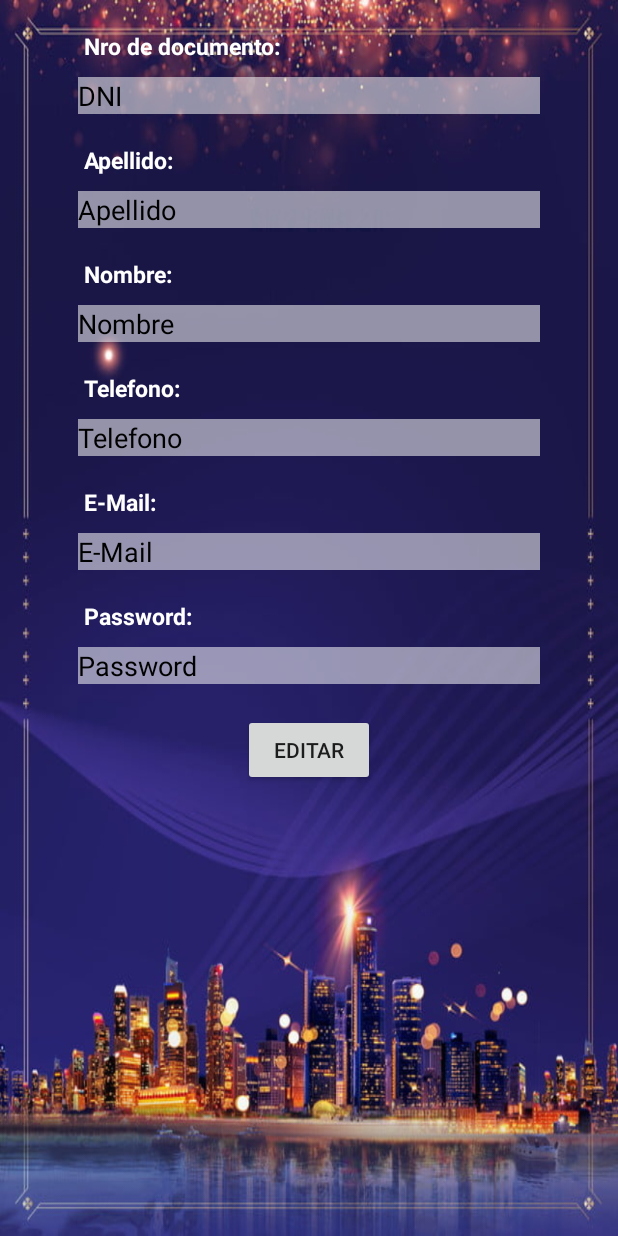
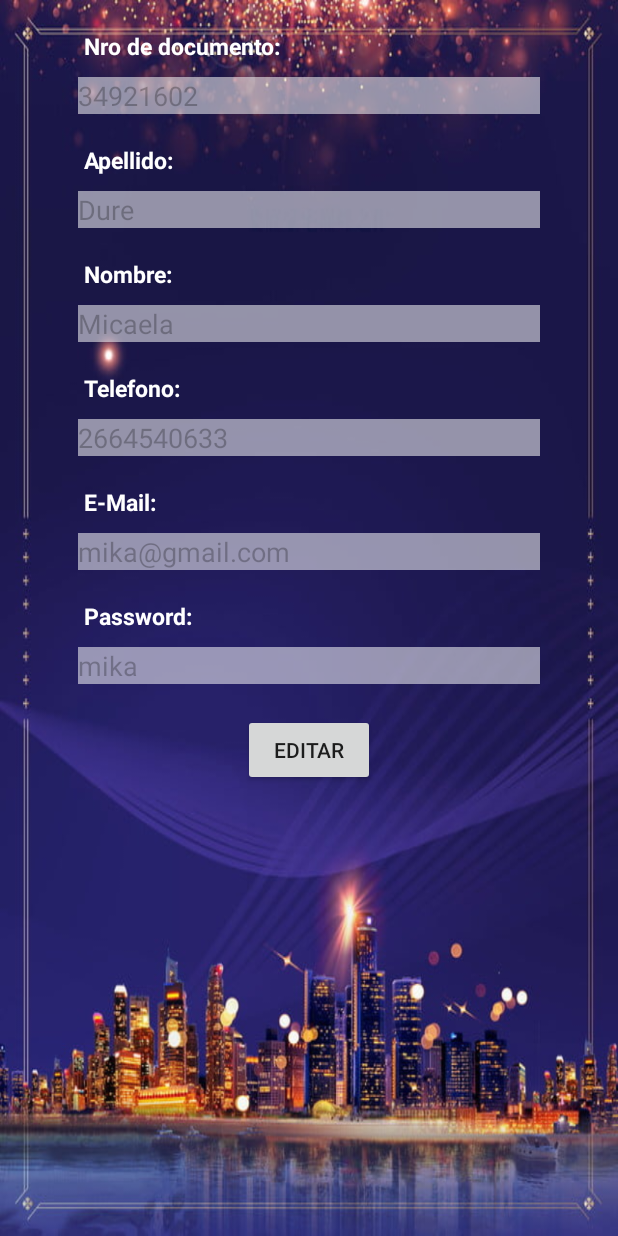
Before and after one commit to mica1105/InmobiliariaFinal, an Android app: the fragment PerfilFragment shown on its own in the app's theme, on a phone screen of 412 x 824 dp. Run offline under Robolectric (Android 15) with nearby library versions, the phone set to English and light mode, and no system bars.

Commit message:
Implementación de Perfil con ViewModel

```diff
--- /dev/null
+++ b/app/src/main/java/com/mika/inmobiliariafinal/modelo/Propietario.java
@@ -0,0 +1,67 @@
+package com.mika.inmobiliariafinal.modelo;
+
+public class Propietario {
+    private String dni;
+    private  String apellido;
+    private String nombre;
+    private String telefono;
+    private String mail;
+    private String password;
+
+    public Propietario(String dni, String apellido, String nombre, String telefono, String mail, String password) {
+        this.dni= dni;
+        this.apellido = apellido;
+        this.nombre = nombre;
+        this.telefono= telefono;
+        this.mail = mail;
+        this.password = password;
+    }
+
+    public String getDni() {
+        return dni;
+    }
+
+    public void setDni(String dni) {
+        this.dni = dni;
+    }
+
+    public String getApellido() {
+        return apellido;
+    }
+
+    public void setApellido(String apellido) {
+        this.apellido = apellido;
+    }
+
+    public String getNombre() {
+        return nombre;
+    }
+
+    public void setNombre(String nombre) {
+        this.nombre = nombre;
+    }
+
+    public String getTelefono() {
+        return telefono;
+    }
+
+    public void setTelefono(String telefono) {
+        this.telefono = telefono;
+    }
+
+    public String getMail() {
+        return mail;
+    }
+
+    public void setMail(String mail) {
+        this.mail = mail;
+    }
+
+    public String getPassword() {
+        return password;
+    }
+
+    public void setPassword(String password) {
+        this.password = password;
+    }
+}
--- a/app/src/main/java/com/mika/inmobiliariafinal/ui/perfil/PerfilFragment.java
+++ b/app/src/main/java/com/mika/inmobiliariafinal/ui/perfil/PerfilFragment.java
@@ -4,26 +4,68 @@ import android.os.Bundle;
 import android.view.LayoutInflater;
 import android.view.View;
 import android.view.ViewGroup;
+import android.widget.Button;
+import android.widget.EditText;
 import android.widget.TextView;
 
 import androidx.annotation.NonNull;
 import androidx.annotation.Nullable;
 import androidx.fragment.app.Fragment;
 import androidx.lifecycle.Observer;
+import androidx.lifecycle.ViewModelProvider;
 import androidx.lifecycle.ViewModelProviders;
 
 import com.mika.inmobiliariafinal.R;
+import com.mika.inmobiliariafinal.modelo.Propietario;
 
 public class PerfilFragment extends Fragment {
 
-    private PerfilViewModel perfilViewModel;
+    private PerfilViewModel vm;
+    private EditText etDni, etApellido, etNombre,etTelefono, etEmail, etPassword;
+    private Button btAceptar, btEditar;
 
     public View onCreateView(@NonNull LayoutInflater inflater,
                              ViewGroup container, Bundle savedInstanceState) {
-        perfilViewModel =
-                ViewModelProviders.of(this).get(PerfilViewModel.class);
         View root = inflater.inflate(R.layout.fragment_perfil, container, false);
-
+        inicializar(root);
         return root;
     }
+
+    private void inicializar(View v){
+        etDni = v.findViewById(R.id.etDni);
+        etApellido= v.findViewById(R.id.etApellido);
+        etNombre=v.findViewById(R.id.etNombre);
+        etTelefono= v.findViewById(R.id.etTelefono);
+        etEmail= v.findViewById(R.id.etEmail);
+        etPassword= v.findViewById(R.id.etPassword);
+        btEditar= v.findViewById(R.id.btEditar);
+        btAceptar= v.findViewById(R.id.btAceptar);
+        vm= ViewModelProvider.AndroidViewModelFactory.getInstance(getActivity().getApplication()).create(PerfilViewModel.class);
+        vm.getPropietario().observe(getViewLifecycleOwner(), new Observer<Propietario>() {
+            @Override
+            public void onChanged(Propietario propietario) {
+                etDni.setText(propietario.getDni());
+                etApellido.setText(propietario.getApellido());
+                etNombre.setText(propietario.getNombre());
+                etTelefono.setText(propietario.getTelefono());
+                etEmail.setText(propietario.getMail());
+                etPassword.setText(propietario.getPassword());
+            }
+        });
+        vm.recuperarPropietario();
+
+        btEditar.setOnClickListener(new View.OnClickListener() {
+            @Override
+            public void onClick(View view) {
+                etDni.setEnabled(true);
+                etApellido.setEnabled(true);
+                etNombre.setEnabled(true);
+                etTelefono.setEnabled(true);
+                etEmail.setEnabled(true);
+                etPassword.setEnabled(true);
+                btEditar.setVisibility(View.GONE);
+                btAceptar.setVisibility(View.VISIBLE);
+            }
+        });
+    }
 }
--- a/app/src/main/java/com/mika/inmobiliariafinal/ui/perfil/PerfilViewModel.java
+++ b/app/src/main/java/com/mika/inmobiliariafinal/ui/perfil/PerfilViewModel.java
@@ -4,16 +4,23 @@ import androidx.lifecycle.LiveData;
 import androidx.lifecycle.MutableLiveData;
 import androidx.lifecycle.ViewModel;
 
+import com.mika.inmobiliariafinal.modelo.Propietario;
+
 public class PerfilViewModel extends ViewModel {
 
-    private MutableLiveData<String> mText;
+    private MutableLiveData<Propietario> propietario;
 
-    public PerfilViewModel() {
-        mText = new MutableLiveData<>();
-        mText.setValue("This is home fragment");
+
+
+    public LiveData<Propietario> getPropietario() {
+        if (propietario== null){
+            propietario= new MutableLiveData<>();
+        }
+        return propietario;
     }
 
-    public LiveData<String> getText() {
-        return mText;
+    public void recuperarPropietario(){
+        Propietario p= new Propietario("34921602","Dure","Micaela","2664540633","mika@gmail.com","mika");
+        propietario.setValue(p);
     }
 }
--- a/app/src/main/res/layout/fragment_perfil.xml
+++ b/app/src/main/res/layout/fragment_perfil.xml
@@ -29,6 +29,7 @@
         android:layout_marginEnd="52dp"
         android:background="#88FFFFFF"
         android:hint="DNI"
+        android:enabled="false"
         android:textColorHint="#000"
         app:layout_constraintEnd_toEndOf="parent"
         app:layout_constraintStart_toStartOf="parent"
@@ -56,6 +57,7 @@
         android:layout_marginTop="10dp"
         android:background="#88FFFFFF"
         android:hint="Apellido"
+        android:enabled="false"
         android:textColorHint="#000"
         app:layout_constraintStart_toStartOf="parent"
         app:layout_constraintTop_toBottomOf="@+id/tvApellido" />
@@ -82,6 +84,7 @@
         android:layout_marginTop="10dp"
         android:background="#88FFFFFF"
         android:hint="Nombre"
+        android:enabled="false"
         android:textColorHint="#000"
         app:layout_constraintStart_toStartOf="parent"
         app:layout_constraintTop_toBottomOf="@+id/tvNombre" />
@@ -107,6 +110,7 @@
         android:layout_marginTop="10dp"
         android:background="#88FFFFFF"
         android:hint="Telefono"
+        android:enabled="false"
         android:textColorHint="#000"
         app:layout_constraintStart_toStartOf="parent"
         app:layout_constraintTop_toBottomOf="@+id/tvTelefono" />
@@ -133,6 +137,7 @@
         android:layout_marginTop="10dp"
         android:background="#88FFFFFF"
         android:hint="E-Mail"
+        android:enabled="false"
         android:textColorHint="#000"
         app:layout_constraintStart_toStartOf="parent"
         app:layout_constraintTop_toBottomOf="@+id/tvEmail" />
@@ -159,6 +164,7 @@
         android:layout_marginTop="10dp"
         android:background="#88FFFFFF"
         android:hint="Password"
+        android:enabled="false"
         android:textColorHint="#000"
         app:layout_constraintStart_toStartOf="parent"
         app:layout_constraintTop_toBottomOf="@+id/tvPassword" />
@@ -172,5 +178,15 @@
         app:layout_constraintEnd_toEndOf="parent"
         app:layout_constraintStart_toStartOf="parent"
         app:layout_constraintTop_toBottomOf="@+id/etPassword" />
+    <Button
+        android:id="@+id/btAceptar"
+        android:layout_width="wrap_content"
+        android:layout_height="wrap_content"
+        android:layout_marginTop="20dp"
+        android:text="Aceptar"
+        android:visibility="gone"
+        app:layout_constraintEnd_toEndOf="parent"
+        app:layout_constraintStart_toStartOf="parent"
+        app:layout_constraintTop_toBottomOf="@+id/etPassword" />
 
 </androidx.constraintlayout.widget.ConstraintLayout>
```
